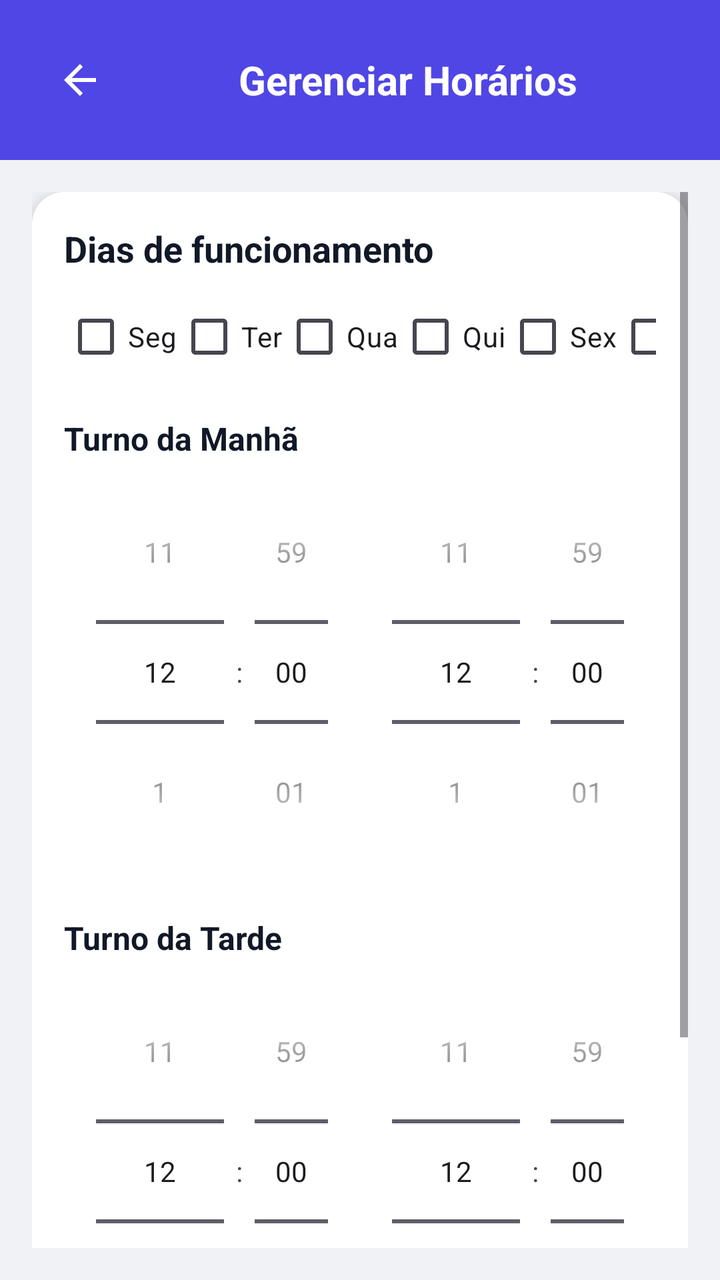
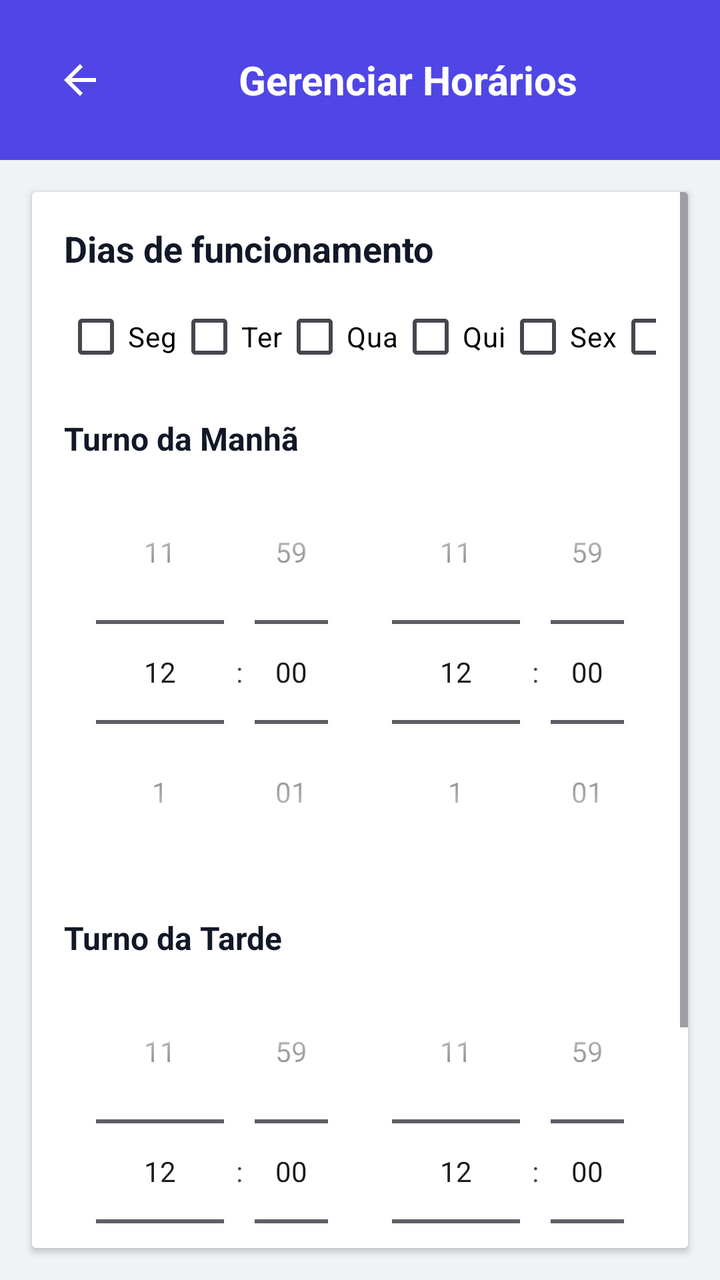

Two renders of the same Android screen: before a commit and after it. Below are the layout's source before the change and the commit's diff.
<!-- AndroidManifest.xml: application theme Theme.SmartApp -->
<!-- res/layout/gerenciar_horarios.xml -->
<?xml version="1.0" encoding="utf-8"?>
<LinearLayout xmlns:android="http://schemas.android.com/apk/res/android"
    android:layout_width="match_parent"
    android:layout_height="match_parent"
    android:background="#f0f2f5"
    android:orientation="vertical">

    
    <LinearLayout
        android:layout_width="match_parent"
        android:layout_height="wrap_content"
        android:background="#4F46E5"
        android:orientation="horizontal"
        android:gravity="center_vertical"
        android:padding="16dp">

        <ImageButton
            android:id="@+id/btnVoltarHorarios"
            android:layout_width="48dp"
            android:layout_height="48dp"
            android:background="?attr/selectableItemBackgroundBorderless"
            android:contentDescription="Voltar"
            android:padding="8dp"
            android:src="@drawable/ic_arrow_back" />

        <TextView
            android:layout_width="match_parent"
            android:layout_height="wrap_content"
            android:text="Gerenciar Horários"
            android:textColor="@android:color/white"
            android:textSize="20sp"
            android:textStyle="bold"
            android:gravity="center" />
    </LinearLayout>

    
    <ScrollView
        android:layout_width="match_parent"
        android:layout_height="match_parent"
        android:padding="16dp">

        <LinearLayout
            android:layout_width="match_parent"
            android:layout_height="wrap_content"
            android:orientation="vertical"
            android:background="@drawable/card_background"
            android:padding="16dp"
            android:elevation="4dp">

            
            <TextView
                android:layout_width="wrap_content"
                android:layout_height="wrap_content"
                android:text="Dias de funcionamento"
                android:textColor="#111827"
                android:textSize="18sp"
                android:textStyle="bold" />

            <HorizontalScrollView
                android:layout_width="match_parent"
                android:layout_height="wrap_content"
                android:scrollbars="none"
                android:layout_marginTop="8dp">

                <LinearLayout
                    android:layout_width="wrap_content"
                    android:layout_height="wrap_content"
                    android:orientation="horizontal"
                    android:gravity="center_vertical">

                    <CheckBox
                        android:id="@+id/checkSegunda"
                        android:layout_width="wrap_content"
                        android:layout_height="wrap_content"
                        android:text="Seg" />

                    <CheckBox
                        android:id="@+id/checkTerca"
                        android:layout_width="wrap_content"
                        android:layout_height="wrap_content"
                        android:text="Ter" />

                    <CheckBox
                        android:id="@+id/checkQuarta"
                        android:layout_width="wrap_content"
                        android:layout_height="wrap_content"
                        android:text="Qua" />

                    <CheckBox
                        android:id="@+id/checkQuinta"
                        android:layout_width="wrap_content"
                        android:layout_height="wrap_content"
                        android:text="Qui" />

                    <CheckBox
                        android:id="@+id/checkSexta"
                        android:layout_width="wrap_content"
                        android:layout_height="wrap_content"
                        android:text="Sex" />

                    <CheckBox
                        android:id="@+id/checkSabado"
                        android:layout_width="wrap_content"
                        android:layout_height="wrap_content"
                        android:text="Sab" />

                    <CheckBox
                        android:id="@+id/checkDomingo"
                        android:layout_width="wrap_content"
                        android:layout_height="wrap_content"
                        android:text="Dom" />
                </LinearLayout>
            </HorizontalScrollView>

            
            <TextView
                android:layout_width="wrap_content"
                android:layout_height="wrap_content"
                android:layout_marginTop="16dp"
                android:text="Turno da Manhã"
                android:textColor="#111827"
                android:textSize="16sp"
                android:textStyle="bold" />

            <LinearLayout
                android:layout_width="match_parent"
                android:layout_height="wrap_content"
                android:orientation="horizontal"
                android:weightSum="2"
                android:gravity="center_vertical">

                <TimePicker
                    android:id="@+id/timeInicioManha"
                    android:layout_width="0dp"
                    android:layout_height="wrap_content"
                    android:layout_weight="1"
                    android:timePickerMode="spinner" />

                <TimePicker
                    android:id="@+id/timeFimManha"
                    android:layout_width="0dp"
                    android:layout_height="wrap_content"
                    android:layout_weight="1"
                    android:timePickerMode="spinner" />
            </LinearLayout>

            
            <TextView
                android:layout_width="wrap_content"
                android:layout_height="wrap_content"
                android:layout_marginTop="16dp"
                android:text="Turno da Tarde"
                android:textColor="#111827"
                android:textSize="16sp"
                android:textStyle="bold" />

            <LinearLayout
                android:layout_width="match_parent"
                android:layout_height="wrap_content"
                android:orientation="horizontal"
                android:weightSum="2"
                android:gravity="center_vertical">

                <TimePicker
                    android:id="@+id/timeInicioTarde"
                    android:layout_width="0dp"
                    android:layout_height="wrap_content"
                    android:layout_weight="1"
                    android:timePickerMode="spinner" />

                <TimePicker
                    android:id="@+id/timeFimTarde"
                    android:layout_width="0dp"
                    android:layout_height="wrap_content"
                    android:layout_weight="1"
                    android:timePickerMode="spinner" />
            </LinearLayout>

            
            <Button
                android:id="@+id/btnSalvarHorario"
                android:layout_width="match_parent"
                android:layout_height="wrap_content"
                android:text="Salvar Horários"
                android:textAllCaps="false"
                android:backgroundTint="#4F46E5"
                android:textColor="@android:color/white"
                android:layout_marginTop="24dp" />

        </LinearLayout>
    </ScrollView>
</LinearLayout>
<!-- resources referenced by this layout -->
<resources>
  <!-- drawable card_background (drawable) -->
  <shape xmlns:android="http://schemas.android.com/apk/res/android">
      <solid android:color="@android:color/white" />
      <corners android:radius="12dp" />
      <solid android:color="@android:color/white"/>
      <corners android:radius="16dp"/>
  </shape>
  <!-- drawable ic_arrow_back (drawable) -->
  <vector xmlns:android="http://schemas.android.com/apk/res/android"
      android:width="24dp"
      android:height="24dp"
      android:viewportWidth="24"
      android:viewportHeight="24">
      <path android:fillColor="#FFFFFF" android:pathData="M20,11H7.83l5.59,-5.59L12,4l-8,8 8,8 1.41,-1.41L7.83,13H20v-2z"/>
  </vector>
  <style name="Theme.SmartApp" parent="Base.Theme.SmartApp" />
  <style name="Base.Theme.SmartApp" parent="Theme.Material3.DayNight.NoActionBar" />
</resources>

<!-- the commit's change to res/layout/gerenciar_horarios.xml (unified diff, before → after) -->
@@ -2,10 +2,10 @@
 <LinearLayout xmlns:android="http://schemas.android.com/apk/res/android"
     android:layout_width="match_parent"
     android:layout_height="match_parent"
+    xmlns:app="http://schemas.android.com/apk/res-auto"
     android:background="#f0f2f5"
     android:orientation="vertical">
 
-    
     <LinearLayout
         android:layout_width="match_parent"
         android:layout_height="wrap_content"
@@ -34,159 +34,166 @@
     </LinearLayout>
 
     
-    <ScrollView
+    <androidx.cardview.widget.CardView
         android:layout_width="match_parent"
         android:layout_height="match_parent"
-        android:padding="16dp">
-
-        <LinearLayout
+        app:cardBackgroundColor="@color/white"
+        android:layout_margin="16dp">
+        <ScrollView
             android:layout_width="match_parent"
-            android:layout_height="wrap_content"
-            android:orientation="vertical"
-            android:background="@drawable/card_background"
-            android:padding="16dp"
-            android:elevation="4dp">
-
-            
-            <TextView
-                android:layout_width="wrap_content"
-                android:layout_height="wrap_content"
-                android:text="Dias de funcionamento"
-                android:textColor="#111827"
-                android:textSize="18sp"
-                android:textStyle="bold" />
-
-            <HorizontalScrollView
-                android:layout_width="match_parent"
-                android:layout_height="wrap_content"
-                android:scrollbars="none"
-                android:layout_marginTop="8dp">
-
-                <LinearLayout
-                    android:layout_width="wrap_content"
-                    android:layout_height="wrap_content"
-                    android:orientation="horizontal"
-                    android:gravity="center_vertical">
-
-                    <CheckBox
-                        android:id="@+id/checkSegunda"
-                        android:layout_width="wrap_content"
-                        android:layout_height="wrap_content"
-                        android:text="Seg" />
-
-                    <CheckBox
-                        android:id="@+id/checkTerca"
-                        android:layout_width="wrap_content"
-                        android:layout_height="wrap_content"
-                        android:text="Ter" />
-
-                    <CheckBox
-                        android:id="@+id/checkQuarta"
-                        android:layout_width="wrap_content"
-                        android:layout_height="wrap_content"
-                        android:text="Qua" />
-
-                    <CheckBox
-                        android:id="@+id/checkQuinta"
-                        android:layout_width="wrap_content"
-                        android:layout_height="wrap_content"
-                        android:text="Qui" />
-
-                    <CheckBox
-                        android:id="@+id/checkSexta"
-                        android:layout_width="wrap_content"
-                        android:layout_height="wrap_content"
-                        android:text="Sex" />
-
-                    <CheckBox
-                        android:id="@+id/checkSabado"
-                        android:layout_width="wrap_content"
-                        android:layout_height="wrap_content"
-                        android:text="Sab" />
-
-                    <CheckBox
-                        android:id="@+id/checkDomingo"
-                        android:layout_width="wrap_content"
-                        android:layout_height="wrap_content"
-                        android:text="Dom" />
-                </LinearLayout>
-            </HorizontalScrollView>
-
-            
-            <TextView
-                android:layout_width="wrap_content"
-                android:layout_height="wrap_content"
-                android:layout_marginTop="16dp"
-                android:text="Turno da Manhã"
-                android:textColor="#111827"
-                android:textSize="16sp"
-                android:textStyle="bold" />
-
+            android:layout_height="match_parent">
             <LinearLayout
                 android:layout_width="match_parent"
                 android:layout_height="wrap_content"
-                android:orientation="horizontal"
-                android:weightSum="2"
-                android:gravity="center_vertical">
+                android:orientation="vertical"
+                android:layout_margin="16dp">
+                <TextView
+                    android:layout_width="wrap_content"
+                    android:layout_height="wrap_content"
+                    android:text="Dias de funcionamento"
+                    android:textColor="#111827"
+                    android:textSize="18sp"
+                    android:textStyle="bold" />
 
-                <TimePicker
-                    android:id="@+id/timeInicioManha"
-                    android:layout_width="0dp"
+                <HorizontalScrollView
+                    android:layout_width="match_parent"
                     android:layout_height="wrap_content"
-                    android:layout_weight="1"
-                    android:timePickerMode="spinner" />
+                    android:scrollbars="none"
+                    android:layout_marginTop="8dp">
 
-                <TimePicker
-                    android:id="@+id/timeFimManha"
-                    android:layout_width="0dp"
+                    <LinearLayout
+                        android:layout_width="wrap_content"
+                        android:layout_height="wrap_content"
+                        android:orientation="horizontal"
+                        android:gravity="center_vertical">
+
+                        <CheckBox
+                            android:id="@+id/checkSegunda"
+                            android:layout_width="wrap_content"
+                            android:textColor="@color/black"
+                            android:layout_height="wrap_content"
+                            android:text="Seg" />
+
+                        <CheckBox
+                            android:id="@+id/checkTerca"
+                            android:layout_width="wrap_content"
+                            android:textColor="@color/black"
+                            android:layout_height="wrap_content"
+                            android:text="Ter" />
+
+                        <CheckBox
+                            android:id="@+id/checkQuarta"
+                            android:layout_width="wrap_content"
+                            android:textColor="@color/black"
+                            android:layout_height="wrap_content"
+                            android:text="Qua" />
+
+                        <CheckBox
+                            android:id="@+id/checkQuinta"
+                            android:layout_width="wrap_content"
+                            android:textColor="@color/black"
+                            android:layout_height="wrap_content"
+                            android:text="Qui" />
+
+                        <CheckBox
+                            android:id="@+id/checkSexta"
+                            android:layout_width="wrap_content"
+                            android:textColor="@color/black"
+                            android:layout_height="wrap_content"
+                            android:text="Sex" />
+
+                        <CheckBox
+                            android:id="@+id/checkSabado"
+                            android:layout_width="wrap_content"
+                            android:textColor="@color/black"
+                            android:layout_height="wrap_content"
+                            android:text="Sab" />
+
+                        <CheckBox
+                            android:id="@+id/checkDomingo"
+                            android:layout_width="wrap_content"
+                            android:textColor="@color/black"
+                            android:layout_height="wrap_content"
+                            android:text="Dom" />
+                    </LinearLayout>
+                </HorizontalScrollView>
+
+                
+                <TextView
+                    android:layout_width="wrap_content"
                     android:layout_height="wrap_content"
-                    android:layout_weight="1"
-                    android:timePickerMode="spinner" />
+                    android:layout_marginTop="16dp"
+                    android:text="Turno da Manhã"
+                    android:textColor="#111827"
+                    android:textSize="16sp"
+                    android:textStyle="bold" />
+
+                <LinearLayout
+                    android:layout_width="match_parent"
+                    android:layout_height="wrap_content"
+                    android:orientation="horizontal"
+                    android:weightSum="2"
+                    android:gravity="center_vertical">
+
+                    <TimePicker
+                        android:id="@+id/timeInicioManha"
+                        android:layout_width="0dp"
+                        android:layout_height="wrap_content"
+                        android:layout_weight="1"
+                        android:timePickerMode="spinner" />
+
+                    <TimePicker
+                        android:id="@+id/timeFimManha"
+                        android:layout_width="0dp"
+                        android:layout_height="wrap_content"
+                        android:layout_weight="1"
+                        android:timePickerMode="spinner" />
+                </LinearLayout>
+
+                
+                <TextView
+                    android:layout_width="wrap_content"
+                    android:layout_height="wrap_content"
+                    android:layout_marginTop="16dp"
+                    android:text="Turno da Tarde"
+                    android:textColor="#111827"
+                    android:textSize="16sp"
+                    android:textStyle="bold" />
+
+                <LinearLayout
+                    android:layout_width="match_parent"
+                    android:layout_height="wrap_content"
+                    android:orientation="horizontal"
+                    android:weightSum="2"
+                    android:gravity="center_vertical">
+
+                    <TimePicker
+                        android:id="@+id/timeInicioTarde"
+                        android:layout_width="0dp"
+                        android:layout_height="wrap_content"
+                        android:layout_weight="1"
+                        android:timePickerMode="spinner" />
+
+                    <TimePicker
+                        android:id="@+id/timeFimTarde"
+                        android:layout_width="0dp"
+                        android:layout_height="wrap_content"
+                        android:layout_weight="1"
+                        android:timePickerMode="spinner" />
+                </LinearLayout>
+
+                
+                <Button
+                    android:id="@+id/btnSalvarHorario"
+                    android:layout_width="match_parent"
+                    android:layout_height="wrap_content"
+                    android:text="Salvar Horários"
+                    android:textAllCaps="false"
+                    android:backgroundTint="#4F46E5"
+                    android:textColor="@android:color/white"
+                    android:layout_marginTop="24dp" />
+
             </LinearLayout>
-
-            
-            <TextView
-                android:layout_width="wrap_content"
-                android:layout_height="wrap_content"
-                android:layout_marginTop="16dp"
-                android:text="Turno da Tarde"
-                android:textColor="#111827"
-                android:textSize="16sp"
-                android:textStyle="bold" />
-
-            <LinearLayout
-                android:layout_width="match_parent"
-                android:layout_height="wrap_content"
-                android:orientation="horizontal"
-                android:weightSum="2"
-                android:gravity="center_vertical">
-
-                <TimePicker
-                    android:id="@+id/timeInicioTarde"
-                    android:layout_width="0dp"
-                    android:layout_height="wrap_content"
-                    android:layout_weight="1"
-                    android:timePickerMode="spinner" />
-
-                <TimePicker
-                    android:id="@+id/timeFimTarde"
-                    android:layout_width="0dp"
-                    android:layout_height="wrap_content"
-                    android:layout_weight="1"
-                    android:timePickerMode="spinner" />
-            </LinearLayout>
-
-            
-            <Button
-                android:id="@+id/btnSalvarHorario"
-                android:layout_width="match_parent"
-                android:layout_height="wrap_content"
-                android:text="Salvar Horários"
-                android:textAllCaps="false"
-                android:backgroundTint="#4F46E5"
-                android:textColor="@android:color/white"
-                android:layout_marginTop="24dp" />
-
-        </LinearLayout>
-    </ScrollView>
+        </ScrollView>
+    </androidx.cardview.widget.CardView>
 </LinearLayout>
<!-- resource entries referenced after the edit -->
@@ -1,12 +1,7 @@
 <!-- resources referenced by this layout -->
 <resources>
-  <!-- drawable card_background (drawable) -->
-  <shape xmlns:android="http://schemas.android.com/apk/res/android">
-      <solid android:color="@android:color/white" />
-      <corners android:radius="12dp" />
-      <solid android:color="@android:color/white"/>
-      <corners android:radius="16dp"/>
-  </shape>
+  <color name="black">#FF000000</color>
+  <color name="white">#FFFFFFFF</color>
   <!-- drawable ic_arrow_back (drawable) -->
   <vector xmlns:android="http://schemas.android.com/apk/res/android"
       android:width="24dp"
